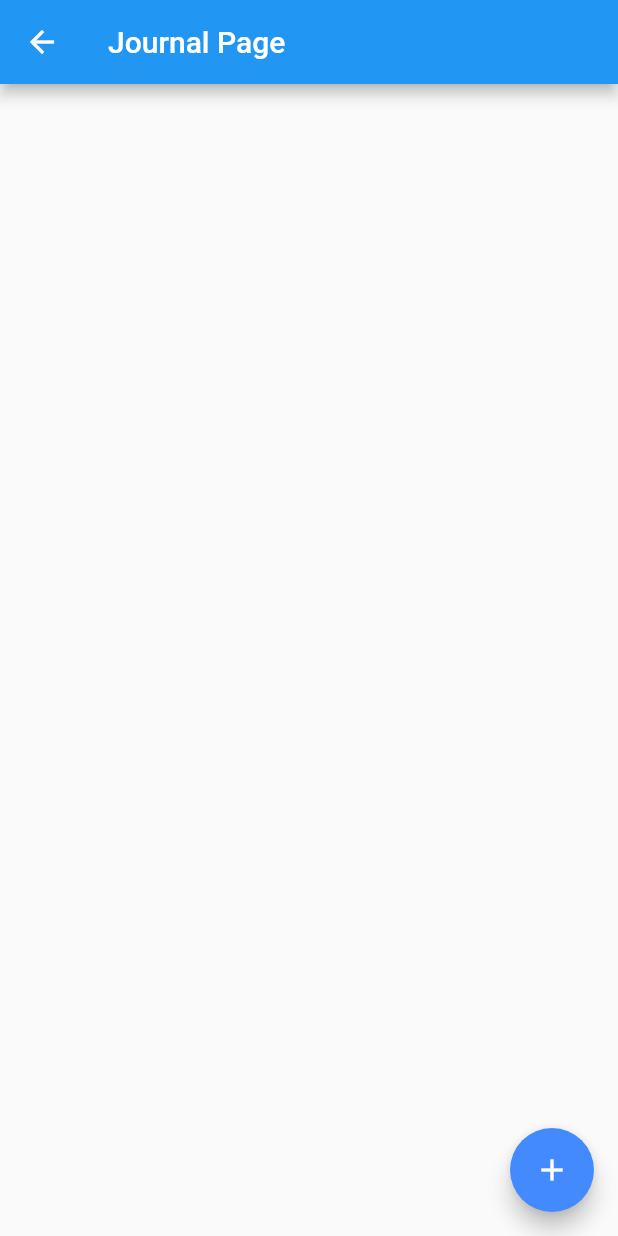
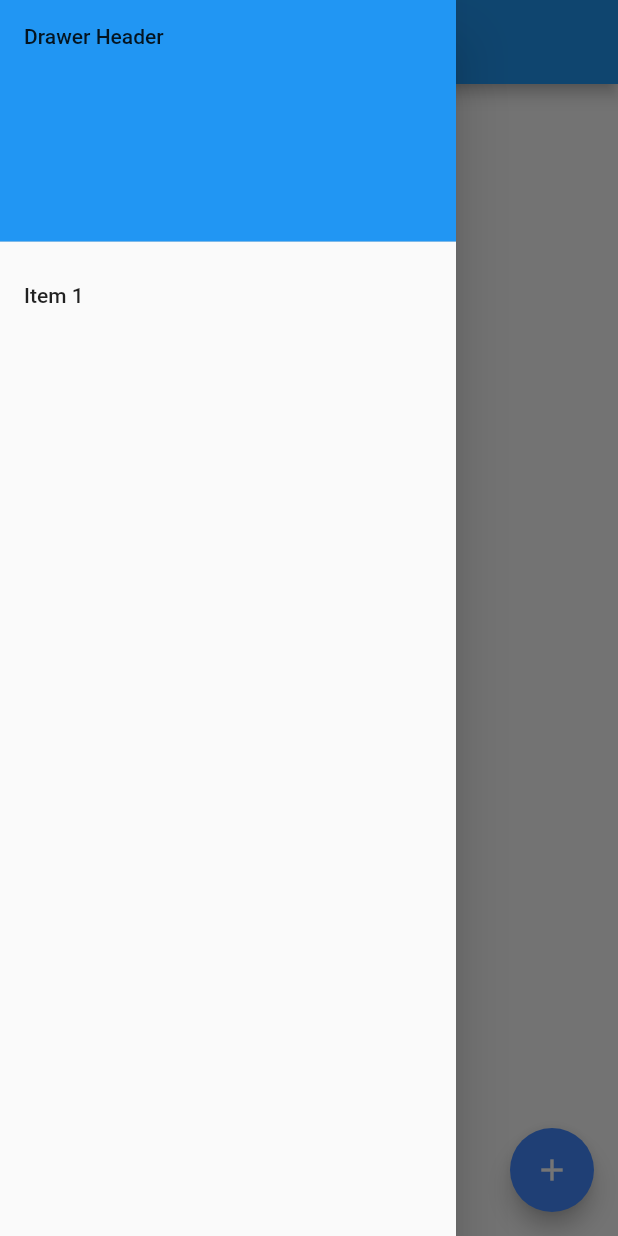
Before and after one commit to XanderAdams/just_a_journal_flutter, a Flutter app: the JournalPage screen opened directly, with the side drawer open (before the commit the screen has no drawer), on a phone screen of 412 x 824 dp. Run offline on Flutter 3.47's test engine with Material 2 defaults, Android fonts, the phone set to English and light mode, and no system bars.

Commit message:
hamburger
(drawer)

```diff
--- a/lib/journal_screen.dart
+++ b/lib/journal_screen.dart
@@ -16,6 +16,34 @@ class _JournalPageState extends State<JournalPage> {
       appBar: AppBar(
         title: const Text('Journal Page'),
       ),
+      drawer: Drawer(
+        // Add a ListView to the drawer. This ensures the user can scroll
+        // through the options in the drawer if there isn't enough vertical
+        // space to fit everything.
+        child: ListView(
+          // Important: Remove any padding from the ListView.
+          padding: EdgeInsets.zero,
+          children: [
+            const DrawerHeader(
+              decoration: BoxDecoration(
+                color: Colors.blue,
+              ),
+              child: Text('Drawer Header'),
+            ),
+            ListTile(
+              title: const Text('Item 1'),
+              onTap: () {
+                // Update the state of the app
+                // ...
+                // Then close the drawer
+                Navigator.pop(context);
+              },
+            ),
+          ],
+        ),
+      ),
+
+
       body: Center(
         child: SingleChildScrollView(
           child: Column(
```
